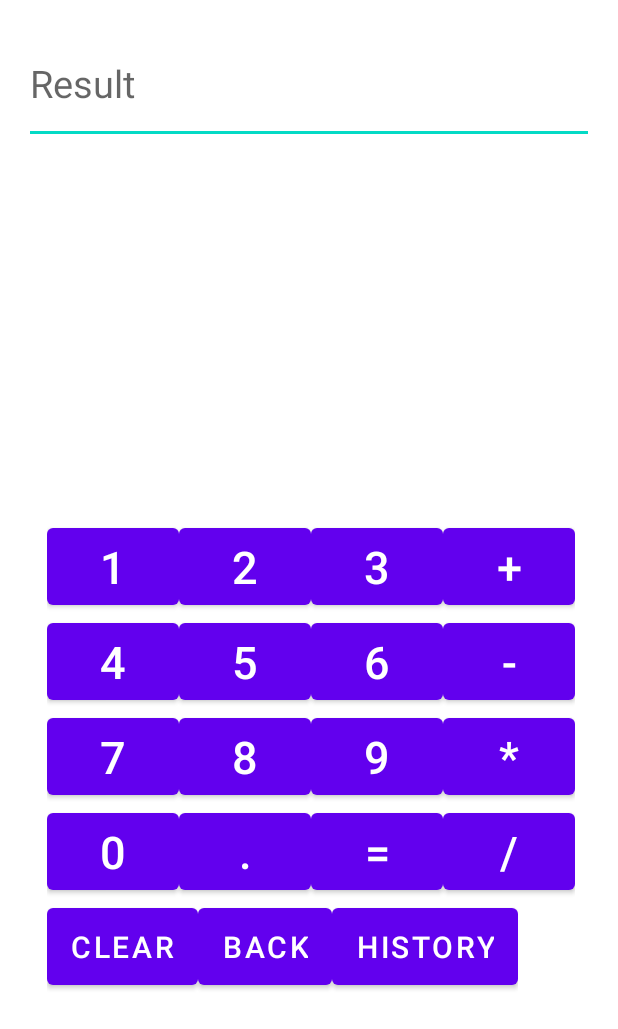
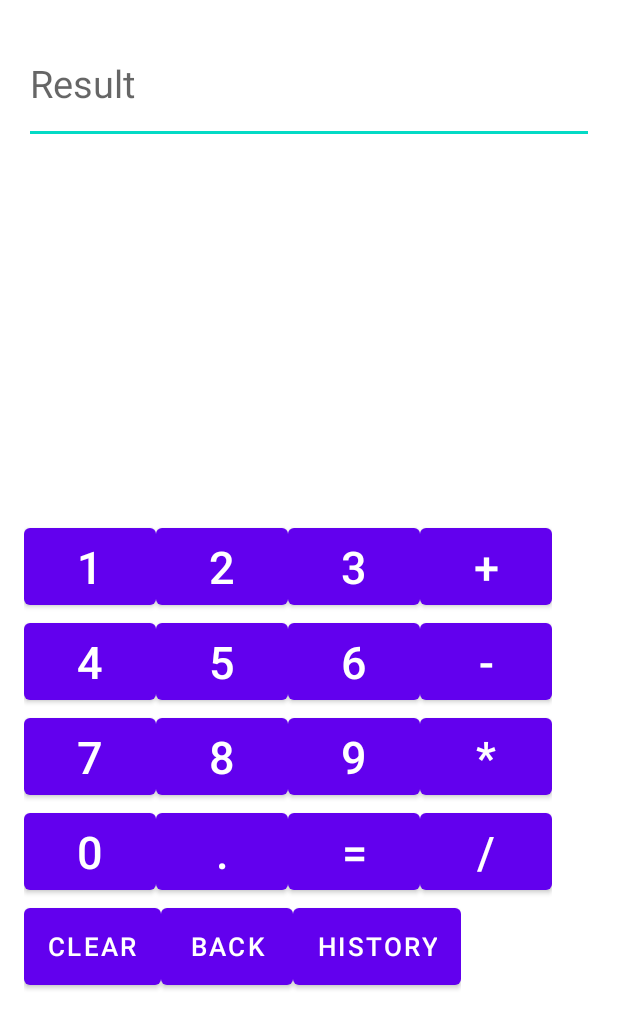
Before and after one commit to Doris-k/Calculator, an Android app: the layout activity_main.xml on its own in the app's theme, with its tools: preview values and no code run, on a phone screen of 412 x 824 dp. Shown: the top 1029 px of the screen. Run offline under Robolectric (Android 15) with nearby library versions, the phone set to English and light mode, and no system bars.

Commit message:
ini commit

```diff
--- a/app/src/main/AndroidManifest.xml
+++ b/app/src/main/AndroidManifest.xml
@@ -10,11 +10,6 @@
         android:supportsRtl="true"
         android:theme="@style/Theme.Calculator">
         <activity android:name=".History">
-            <intent-filter>
-                <action android:name="android.intent.action.MAIN" />
-
-                <category android:name="android.intent.category.LAUNCHER" />
-            </intent-filter>
         </activity>
         <activity android:name=".MainActivity">
             <intent-filter>
--- a/app/src/main/res/layout/activity_main.xml
+++ b/app/src/main/res/layout/activity_main.xml
@@ -24,7 +24,6 @@
     <LinearLayout
         android:layout_width="wrap_content"
         android:layout_height="wrap_content"
-        android:layout_marginLeft="15dp"
         android:layout_marginTop="250dp">
 
         <Button
@@ -60,7 +59,7 @@
     <LinearLayout
         android:layout_width="wrap_content"
         android:layout_height="wrap_content"
-        android:layout_marginLeft="15dp">
+        >
 
         <Button
             android:id="@+id/btn4"
@@ -95,7 +94,7 @@
     <LinearLayout
         android:layout_width="wrap_content"
         android:layout_height="wrap_content"
-        android:layout_marginLeft="15dp">
+        >
 
         <Button
             android:id="@+id/btn7"
@@ -130,7 +129,7 @@
     <LinearLayout
         android:layout_width="wrap_content"
         android:layout_height="wrap_content"
-        android:layout_marginLeft="15dp">
+        >
 
         <Button
             android:id="@+id/btn0"
@@ -166,7 +165,6 @@
     <LinearLayout
         android:layout_width="wrap_content"
         android:layout_height="wrap_content"
-        android:layout_marginLeft="15dp"
         android:orientation="horizontal">
 
         <Button
@@ -174,23 +172,22 @@
             android:layout_width="wrap_content"
             android:layout_height="63dp"
             android:text="clear"
-            android:textSize="20dp"
+            android:textSize="17dp"
             />
 
         <Button
             android:id="@+id/btnback"
-            android:layout_width="match_parent"
-            android:layout_height="63dp"
-            android:layout_marginBottom="20dp"
+            android:layout_width="wrap_content"
+            android:layout_height="match_parent"
             android:text="BACK"
-            android:textSize="20dp"/>
+            android:textSize="17dp"/>
         <Button
             android:id="@+id/bhistory"
-            android:layout_width="match_parent"
-            android:layout_height="63dp"
-            android:layout_marginBottom="20dp"
+            android:layout_width="wrap_content"
+            android:layout_height="match_parent"
             android:text="History"
-            android:textSize="20dp"/>
+            android:textSize="17dp"
+            />
 
     </LinearLayout>
 
```
